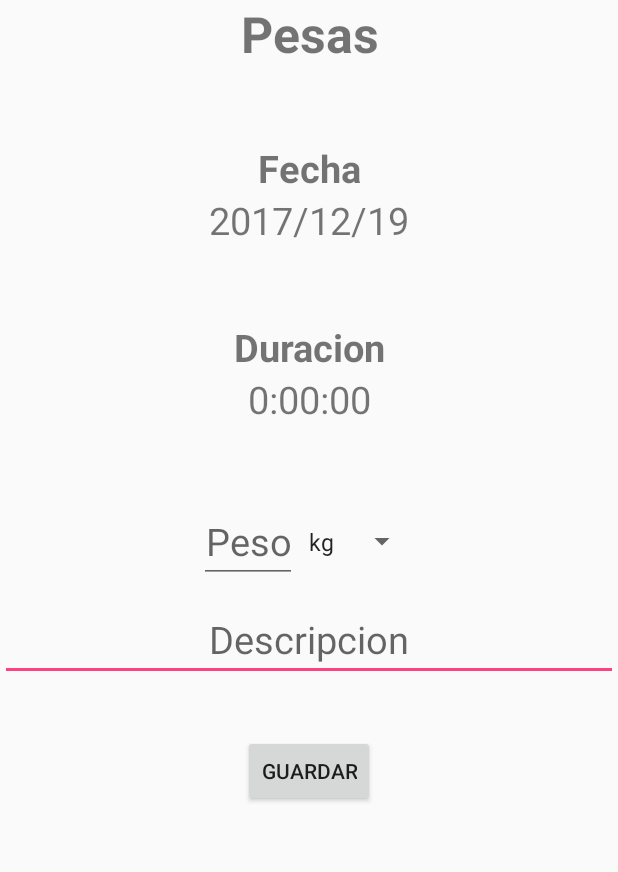
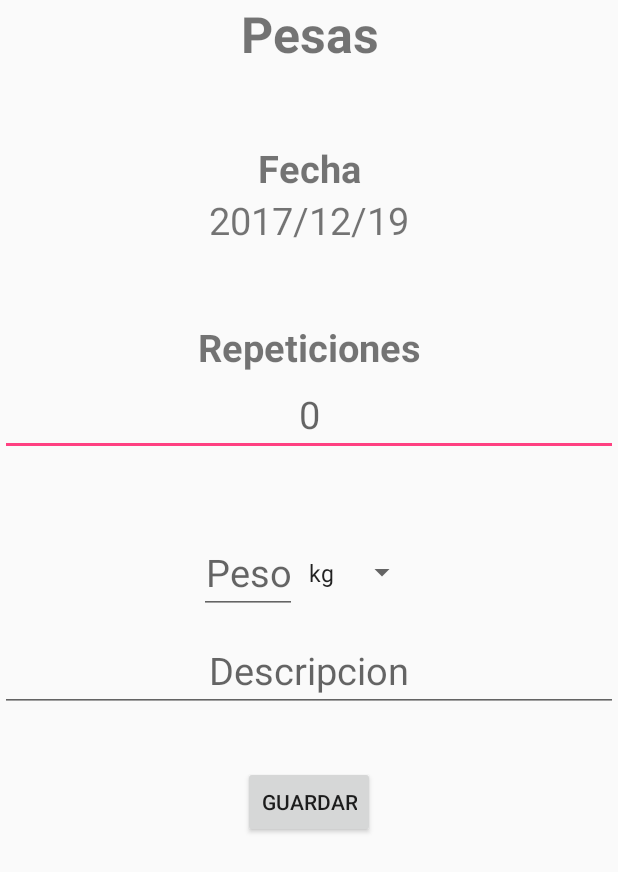
Before and after one commit to emurillo28/ProyectoFinalV2, an Android app: the screen it shows after launch (EnterActivityData), in the side drawer, after a tap on "Pesas", on a phone screen of 412 x 824 dp. Shown: the top 872 px of the screen. Run offline under Robolectric (Android 15) with nearby library versions, the phone set to English and light mode, and no system bars; libraries missing offline, so code that uses them is left out: com.ikovac.timepickerwithseconds.

Commit message:
Un cambio mas :p

```diff
--- a/app/src/main/res/layout/layout_anaero_entry.xml
+++ b/app/src/main/res/layout/layout_anaero_entry.xml
@@ -39,14 +39,14 @@
             android:textAlignment="center"
             android:layout_width="match_parent"
             android:layout_height="wrap_content"
-            android:text="Duracion"
+            android:text="Repeticiones"
             android:textStyle="bold"/>
 
-        <TextView
+        <EditText
             android:id="@+id/edt_tiempo"
             android:layout_width="match_parent"
             android:layout_height="wrap_content"
-            android:text="0:00:00"
+            android:hint="0"
             android:textAlignment="center"
             android:textSize="@dimen/letra2" />
 
```
Also changed, not shown: app/src/main/java/com/example/ivan/proyectofinalv2/EnterActivityData.java (+1 -23 lines).
